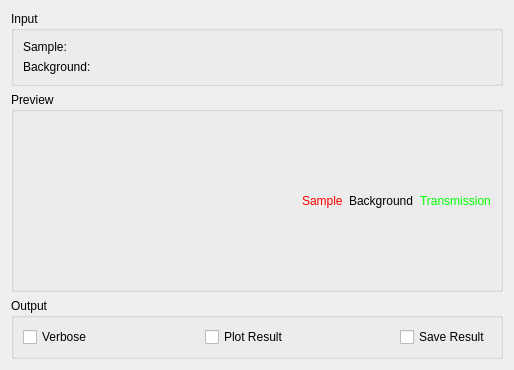
mantidproject/mantid, file Code/Mantid/MantidQt/CustomInterfaces/inc/MantidQtCustomInterfaces/Indirect/IndirectTransmission.ui: the form before one commit.
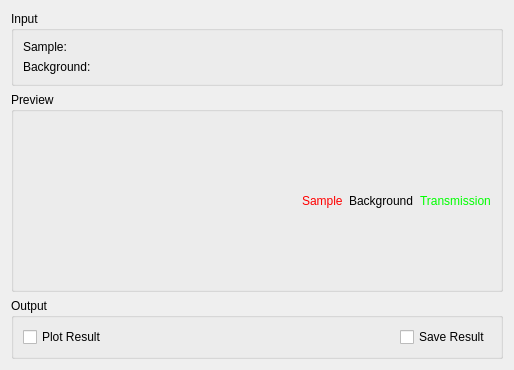
The form after the commit. Custom widgets are drawn as their Qt base class.

Patch:
```diff
--- a/Code/Mantid/MantidQt/CustomInterfaces/inc/MantidQtCustomInterfaces/Indirect/IndirectTransmission.ui
+++ b/Code/Mantid/MantidQt/CustomInterfaces/inc/MantidQtCustomInterfaces/Indirect/IndirectTransmission.ui
@@ -163,29 +163,6 @@
       <string>Output</string>
      </property>
      <layout class="QHBoxLayout" name="horizontalLayout">
-      <item>
-       <widget class="QCheckBox" name="ckVerbose">
-        <property name="enabled">
-         <bool>true</bool>
-        </property>
-        <property name="text">
-         <string>Verbose</string>
-        </property>
-       </widget>
-      </item>
-      <item>
-       <spacer name="horizontalSpacer_1">
-        <property name="orientation">
-         <enum>Qt::Horizontal</enum>
-        </property>
-        <property name="sizeHint" stdset="0">
-         <size>
-          <width>40</width>
-          <height>20</height>
-         </size>
-        </property>
-       </spacer>
-      </item>
       <item>
        <widget class="QCheckBox" name="ckPlot">
         <property name="text">
```
